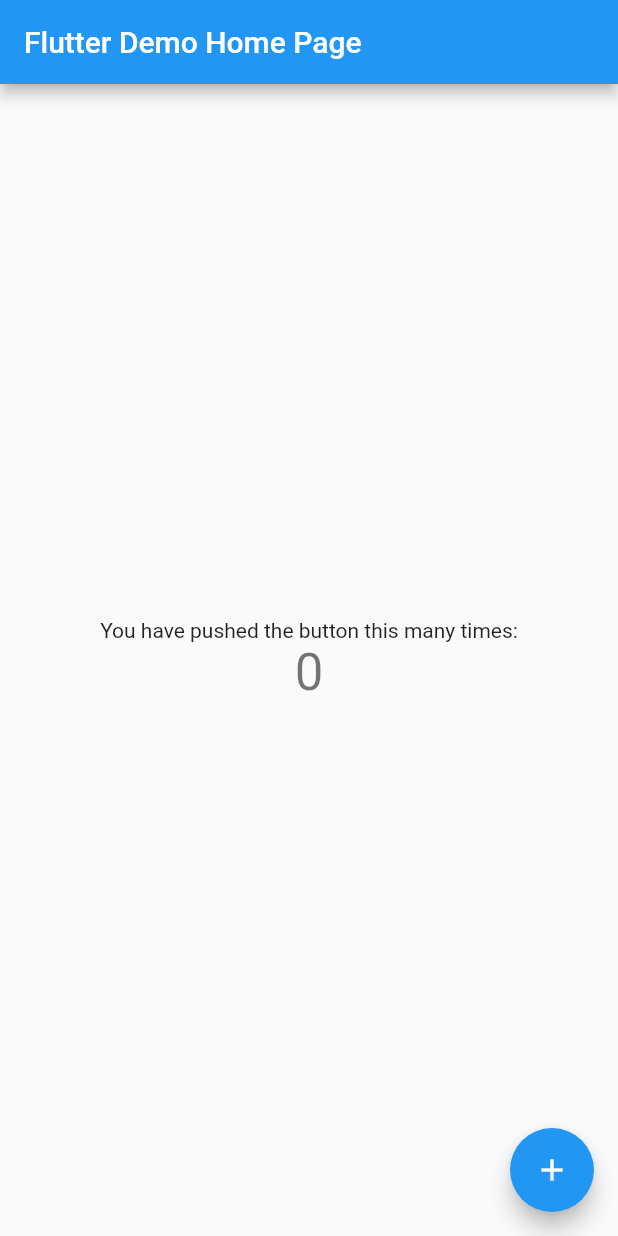
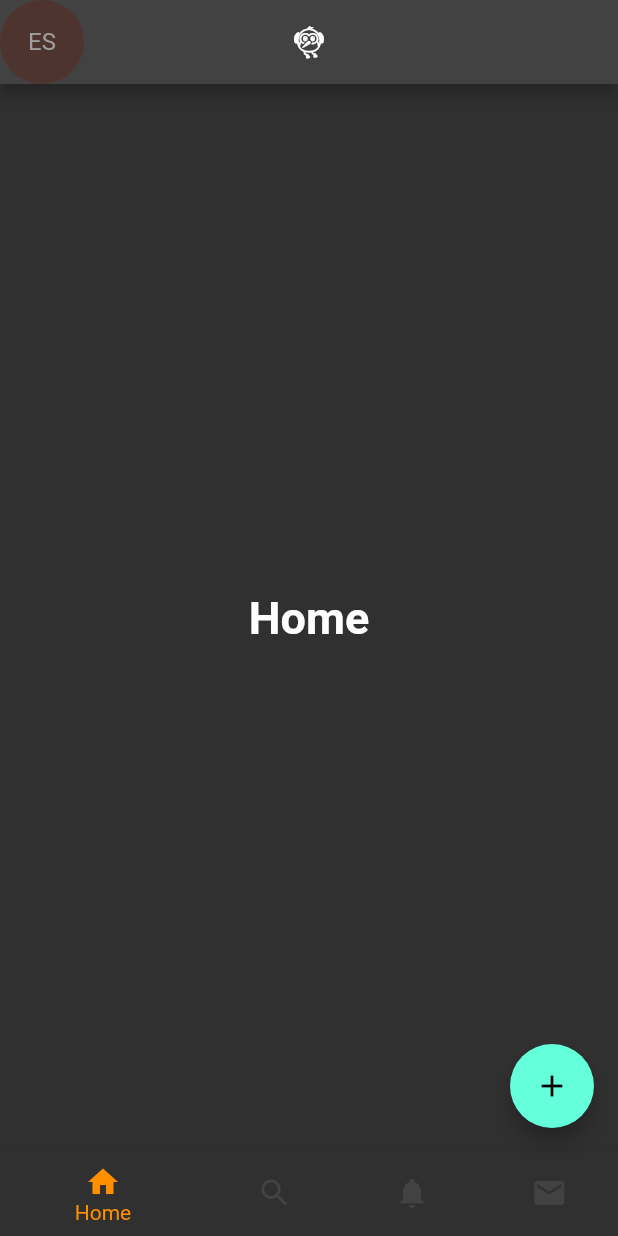
Before and after one commit to shorebirdtech/twutter, a Flutter app: the screen it shows after launch, on a phone screen of 412 x 824 dp. Run offline on Flutter 3.47's test engine with Material 2 defaults, Android fonts, the phone set to English and light mode, and no system bars.

Commit message:
Add tabs scaffold

```diff
--- a/lib/main.dart
+++ b/lib/main.dart
@@ -7,109 +7,94 @@
 class MyApp extends StatelessWidget {
   const MyApp({super.key});
 
-  // This widget is the root of your application.
   @override
   Widget build(BuildContext context) {
     return MaterialApp(
-      title: 'Flutter Demo',
-      theme: ThemeData(
-        // This is the theme of your application.
-        //
-        // Try running your application with "flutter run". You'll see the
-        // application has a blue toolbar. Then, without quitting the app, try
-        // changing the primarySwatch below to Colors.green and then invoke
-        // "hot reload" (press "r" in the console where you ran "flutter run",
-        // or simply save your changes to "hot reload" in a Flutter IDE).
-        // Notice that the counter didn't reset back to zero; the application
-        // is not restarted.
-        primarySwatch: Colors.blue,
-      ),
-      home: const MyHomePage(title: 'Flutter Demo Home Page'),
+      title: 'Twutter',
+      theme: ThemeData.dark(),
+      home: const MyHomePage(),
     );
   }
 }
 
 class MyHomePage extends StatefulWidget {
-  const MyHomePage({super.key, required this.title});
-
-  // This widget is the home page of your application. It is stateful, meaning
-  // that it has a State object (defined below) that contains fields that affect
-  // how it looks.
-
-  // This class is the configuration for the state. It holds the values (in this
-  // case the title) provided by the parent (in this case the App widget) and
-  // used by the build method of the State. Fields in a Widget subclass are
-  // always marked "final".
-
-  final String title;
+  const MyHomePage({super.key});
 
   @override
   State<MyHomePage> createState() => _MyHomePageState();
 }
 
 class _MyHomePageState extends State<MyHomePage> {
-  int _counter = 0;
+  int _selectedIndex = 0;
+  static const TextStyle optionStyle =
+      TextStyle(fontSize: 30, fontWeight: FontWeight.bold);
+  static const List<Widget> _widgetOptions = <Widget>[
+    Text(
+      'Home',
+      style: optionStyle,
+    ),
+    Text(
+      'Search',
+      style: optionStyle,
+    ),
+    Text(
+      'Notifications',
+      style: optionStyle,
+    ),
+    Text(
+      'Messages',
+      style: optionStyle,
+    ),
+  ];
 
-  void _incrementCounter() {
+  void _onItemTapped(int index) {
     setState(() {
-      // This call to setState tells the Flutter framework that something has
-      // changed in this State, which causes it to rerun the build method below
-      // so that the display can reflect the updated values. If we changed
-      // _counter without calling setState(), then the build method would not be
-      // called again, and so nothing would appear to happen.
-      _counter++;
+      _selectedIndex = index;
     });
   }
 
   @override
   Widget build(BuildContext context) {
-    // This method is rerun every time setState is called, for instance as done
-    // by the _incrementCounter method above.
-    //
-    // The Flutter framework has been optimized to make rerunning build methods
-    // fast, so that you can just rebuild anything that needs updating rather
-    // than having to individually change instances of widgets.
     return Scaffold(
       appBar: AppBar(
-        // Here we take the value from the MyHomePage object that was created by
-        // the App.build method, and use it to set our appbar title.
-        title: Text(widget.title),
+        leading: CircleAvatar(
+          backgroundColor: Colors.brown.shade800,
+          child: const Text('ES'),
+        ),
+        title: const Icon(Icons.flutter_dash),
+        centerTitle: true,
       ),
       body: Center(
-        // Center is a layout widget. It takes a single child and positions it
-        // in the middle of the parent.
-        child: Column(
-          // Column is also a layout widget. It takes a list of children and
-          // arranges them vertically. By default, it sizes itself to fit its
-          // children horizontally, and tries to be as tall as its parent.
-          //
-          // Invoke "debug painting" (press "p" in the console, choose the
-          // "Toggle Debug Paint" action from the Flutter Inspector in Android
-          // Studio, or the "Toggle Debug Paint" command in Visual Studio Code)
-          // to see the wireframe for each widget.
-          //
-          // Column has various properties to control how it sizes itself and
-          // how it positions its children. Here we use mainAxisAlignment to
-          // center the children vertically; the main axis here is the vertical
-          // axis because Columns are vertical (the cross axis would be
-          // horizontal).
-          mainAxisAlignment: MainAxisAlignment.center,
-          children: <Widget>[
-            const Text(
-              'You have pushed the button this many times:',
-            ),
-            Text(
-              '$_counter',
-              style: Theme.of(context).textTheme.headline4,
-            ),
-          ],
-        ),
+        child: _widgetOptions.elementAt(_selectedIndex),
       ),
       floatingActionButton: FloatingActionButton(
-        onPressed: _incrementCounter,
-        tooltip: 'Increment',
+        onPressed: () {},
+        tooltip: 'Compose',
         child: const Icon(Icons.add),
-      ), // This trailing comma makes auto-formatting nicer for build methods.
+      ),
+      bottomNavigationBar: BottomNavigationBar(
+        items: const <BottomNavigationBarItem>[
+          BottomNavigationBarItem(
+            icon: Icon(Icons.home),
+            label: 'Home',
+          ),
+          BottomNavigationBarItem(
+            icon: Icon(Icons.search),
+            label: 'Search',
+          ),
+          BottomNavigationBarItem(
+            icon: Icon(Icons.notifications),
+            label: 'Notifications',
+          ),
+          BottomNavigationBarItem(
+            icon: Icon(Icons.mail),
+            label: 'Messages',
+          ),
+        ],
+        currentIndex: _selectedIndex,
+        selectedItemColor: Colors.amber[800],
+        onTap: _onItemTapped,
+      ),
     );
   }
 }
```
